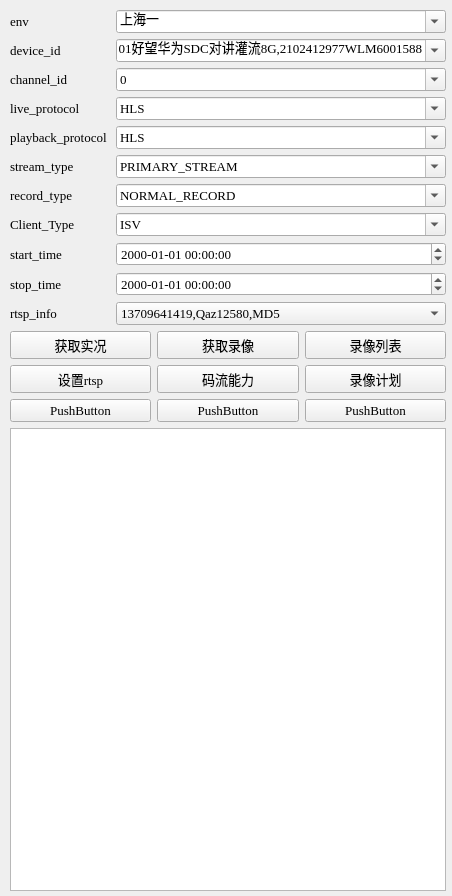
fanqiangdatui/learn_Python, file PyQtGUICloud/PyQtCloudGUI.ui: the form before one commit.
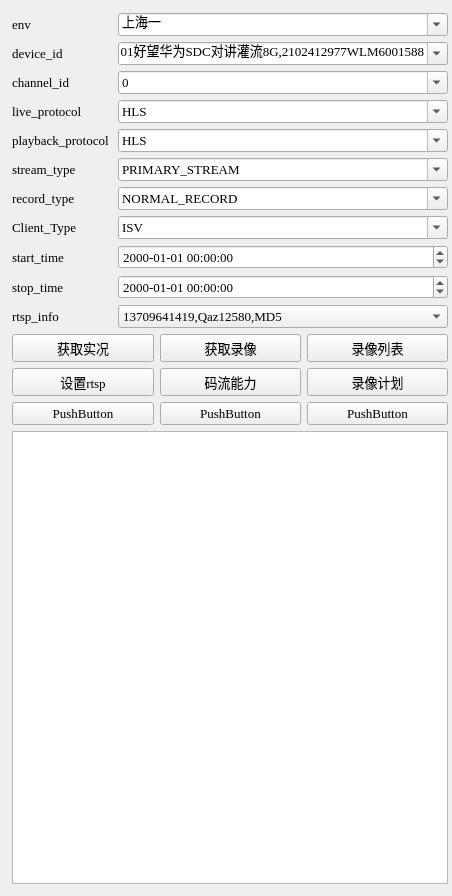
The form after the commit.

```diff
--- a/PyQtGUICloud/PyQtCloudGUI.ui
+++ b/PyQtGUICloud/PyQtCloudGUI.ui
@@ -19,15 +19,15 @@
   <widget class="QWidget" name="">
    <property name="geometry">
     <rect>
-     <x>10</x>
-     <y>10</y>
+     <x>12</x>
+     <y>13</y>
      <width>436</width>
-     <height>881</height>
+     <height>871</height>
     </rect>
    </property>
-   <layout class="QVBoxLayout" name="verticalLayout">
-    <item>
      <layout class="QGridLayout" name="gridLayout_2">
+    <item row="0" column="0" colspan="3">
+     <layout class="QGridLayout" name="gridLayout">
       <item row="0" column="0">
        <widget class="QLabel" name="label_5">
         <property name="font">
@@ -713,9 +713,41 @@
       </item>
      </layout>
     </item>
-    <item>
-     <layout class="QGridLayout" name="gridLayout">
-      <item row="0" column="2">
+    <item row="1" column="0">
+     <widget class="QPushButton" name="pushButton_Live">
+      <property name="font">
+       <font>
+        <family>Times New Roman</family>
+        <pointsize>10</pointsize>
+        <weight>50</weight>
+        <bold>false</bold>
+        <strikeout>false</strikeout>
+        <kerning>true</kerning>
+       </font>
+      </property>
+      <property name="text">
+       <string>获取实况</string>
+      </property>
+     </widget>
+    </item>
+    <item row="1" column="1">
+     <widget class="QPushButton" name="pushButton_Record">
+      <property name="font">
+       <font>
+        <family>Times New Roman</family>
+        <pointsize>10</pointsize>
+        <weight>50</weight>
+        <bold>false</bold>
+        <strikeout>false</strikeout>
+        <kerning>true</kerning>
+       </font>
+      </property>
+      <property name="text">
+       <string>获取录像</string>
+      </property>
+     </widget>
+    </item>
+    <item row="1" column="2">
        <widget class="QPushButton" name="pushButton_RecList">
         <property name="font">
          <font>
@@ -733,23 +765,6 @@
        </widget>
       </item>
       <item row="2" column="0">
-       <widget class="QPushButton" name="pushButton_7">
-        <property name="font">
-         <font>
-          <family>Times New Roman</family>
-          <pointsize>10</pointsize>
-          <weight>50</weight>
-          <bold>false</bold>
-          <strikeout>false</strikeout>
-          <kerning>true</kerning>
-         </font>
-        </property>
-        <property name="text">
-         <string>PushButton</string>
-        </property>
-       </widget>
-      </item>
-      <item row="1" column="0">
        <widget class="QPushButton" name="pushButton_Rtsp">
         <property name="font">
          <font>
@@ -766,41 +781,24 @@
         </property>
        </widget>
       </item>
+    <item row="2" column="1">
+     <widget class="QPushButton" name="pushButton_Stream">
+      <property name="font">
+       <font>
+        <family>Times New Roman</family>
+        <pointsize>10</pointsize>
+        <weight>50</weight>
+        <bold>false</bold>
+        <strikeout>false</strikeout>
+        <kerning>true</kerning>
+       </font>
+      </property>
+      <property name="text">
+       <string>码流能力</string>
+      </property>
+     </widget>
+    </item>
       <item row="2" column="2">
-       <widget class="QPushButton" name="pushButton_9">
-        <property name="font">
-         <font>
-          <family>Times New Roman</family>
-          <pointsize>10</pointsize>
-          <weight>50</weight>
-          <bold>false</bold>
-          <strikeout>false</strikeout>
-          <kerning>true</kerning>
-         </font>
-        </property>
-        <property name="text">
-         <string>PushButton</string>
-        </property>
-       </widget>
-      </item>
-      <item row="0" column="1">
-       <widget class="QPushButton" name="pushButton_Record">
-        <property name="font">
-         <font>
-          <family>Times New Roman</family>
-          <pointsize>10</pointsize>
-          <weight>50</weight>
-          <bold>false</bold>
-          <strikeout>false</strikeout>
-          <kerning>true</kerning>
-         </font>
-        </property>
-        <property name="text">
-         <string>获取录像</string>
-        </property>
-       </widget>
-      </item>
-      <item row="1" column="2">
        <widget class="QPushButton" name="pushButton_6">
         <property name="font">
          <font>
@@ -817,8 +815,8 @@
         </property>
        </widget>
       </item>
-      <item row="1" column="1">
-       <widget class="QPushButton" name="pushButton_Stream">
+    <item row="3" column="0">
+     <widget class="QPushButton" name="pushButton_7">
         <property name="font">
          <font>
           <family>Times New Roman</family>
@@ -830,11 +828,11 @@
          </font>
         </property>
         <property name="text">
-         <string>码流能力</string>
+       <string>PushButton</string>
         </property>
        </widget>
       </item>
-      <item row="2" column="1">
+    <item row="3" column="1">
        <widget class="QPushButton" name="pushButton_8">
         <property name="font">
          <font>
@@ -851,8 +849,8 @@
         </property>
        </widget>
       </item>
-      <item row="0" column="0">
-       <widget class="QPushButton" name="pushButton_Live">
+    <item row="3" column="2">
+     <widget class="QPushButton" name="pushButton_9">
         <property name="font">
          <font>
           <family>Times New Roman</family>
@@ -864,22 +862,16 @@
          </font>
         </property>
         <property name="text">
-         <string>获取实况</string>
+       <string>PushButton</string>
         </property>
        </widget>
       </item>
-     </layout>
-    </item>
-    <item>
-     <widget class="QTextEdit" name="textEdit">
+    <item row="4" column="0" colspan="3">
+     <widget class="QTextBrowser" name="textBrowser">
       <property name="font">
        <font>
         <family>Times New Roman</family>
         <pointsize>10</pointsize>
-        <weight>50</weight>
-        <bold>false</bold>
-        <strikeout>false</strikeout>
-        <kerning>true</kerning>
        </font>
       </property>
       <property name="html">
@@ -887,7 +879,8 @@
 &lt;html&gt;&lt;head&gt;&lt;meta name=&quot;qrichtext&quot; content=&quot;1&quot; /&gt;&lt;style type=&quot;text/css&quot;&gt;
 p, li { white-space: pre-wrap; }
 &lt;/style&gt;&lt;/head&gt;&lt;body style=&quot; font-family:'Times New Roman'; font-size:10pt; font-weight:400; font-style:normal;&quot;&gt;
-&lt;p style=&quot;-qt-paragraph-type:empty; margin-top:0px; margin-bottom:0px; margin-left:0px; margin-right:0px; -qt-block-indent:0; text-indent:0px;&quot;&gt;&lt;br /&gt;&lt;/p&gt;&lt;/body&gt;&lt;/html&gt;</string>
+&lt;p style=&quot;-qt-paragraph-type:empty; margin-top:0px; margin-bottom:0px; margin-left:0px; margin-right:0px; -qt-block-indent:0; text-indent:0px; font-family:'SimSun'; font-size:9pt;&quot;&gt;&lt;br /&gt;&lt;/p&gt;
+&lt;p style=&quot;-qt-paragraph-type:empty; margin-top:0px; margin-bottom:0px; margin-left:0px; margin-right:0px; -qt-block-indent:0; text-indent:0px; font-family:'SimSun'; font-size:9pt;&quot;&gt;&lt;br /&gt;&lt;/p&gt;&lt;/body&gt;&lt;/html&gt;</string>
       </property>
      </widget>
     </item>
```
Lines whose indentation alone changed are shown as unchanged.
